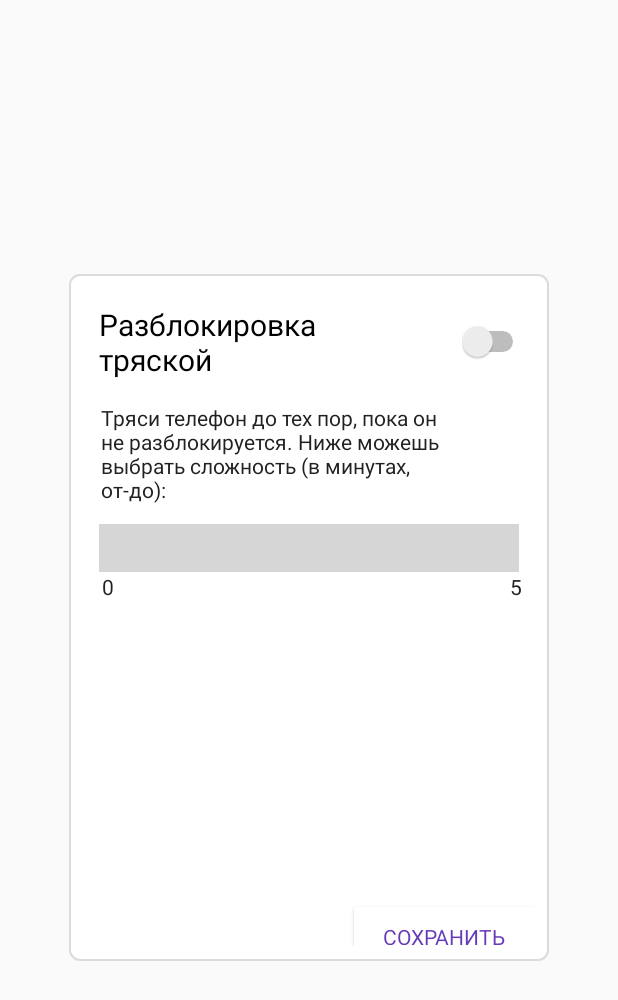
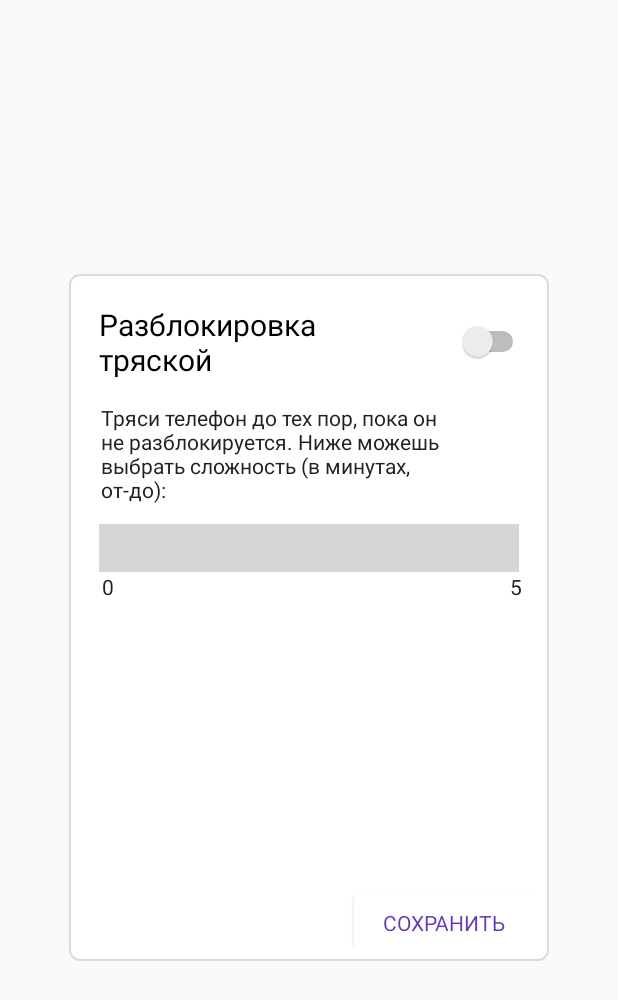
Before and after one commit to arapovavikka/Procrastination, an Android app: the SettingsShakeActivity screen opened directly, with no data from a screen before it, on a phone screen of 412 x 824 dp. Shown: the top 1000 px of the screen. Run offline under Robolectric (Android 15) with nearby library versions, the phone set to English and light mode, and no system bars; libraries missing offline, so code that uses them is left out: com.appyvet.materialrangebar; plain views replace RangeBar; 3 statements that could not run were skipped; grey boxes are pictures that could not be loaded.

Commit message:
small changes

```diff
--- a/app/src/main/res/layout/activity_shake.xml
+++ b/app/src/main/res/layout/activity_shake.xml
@@ -43,7 +43,7 @@
                 android:layout_height="wrap_content"
                 android:layout_gravity="center"
                 android:src="@mipmap/ic_arrow"
-                android:background="#EEEEEE"
+                android:background="#FFFFFF"
                 android:layout_weight="2" />
 
         </LinearLayout>
--- a/app/src/main/res/layout/activity_shake_settings.xml
+++ b/app/src/main/res/layout/activity_shake_settings.xml
@@ -65,7 +65,7 @@
         <LinearLayout
             android:layout_width="match_parent"
             android:layout_height="0dp"
-            android:layout_weight="1.04"
+            android:layout_weight="1"
             android:orientation="vertical">
 
 
@@ -97,7 +97,6 @@
             <LinearLayout
                 android:layout_width="match_parent"
                 android:layout_height="wrap_content"
-                android:layout_weight="1.04"
                 android:orientation="horizontal">
 
                 <TextView
--- a/app/src/main/res/layout/activity_slider.xml
+++ b/app/src/main/res/layout/activity_slider.xml
@@ -34,7 +34,7 @@
                 android:layout_weight="2"
                 android:fontFamily="Roboto"
                 android:padding="10dp"
-                android:text="@string/Shake_unlock"
+                android:text="@string/Slider_unlock"
                 android:textColor="@color/Black"
                 android:textSize="20sp"
                 android:textStyle="normal" />
@@ -46,7 +46,8 @@
                 android:layout_height="wrap_content"
                 android:layout_gravity="center"
                 android:layout_weight="2"
-                android:src="@mipmap/ic_arrow" />
+                android:src="@mipmap/ic_arrow"
+                android:background="#FFFFFF"/>
 
         </LinearLayout>
 
```
